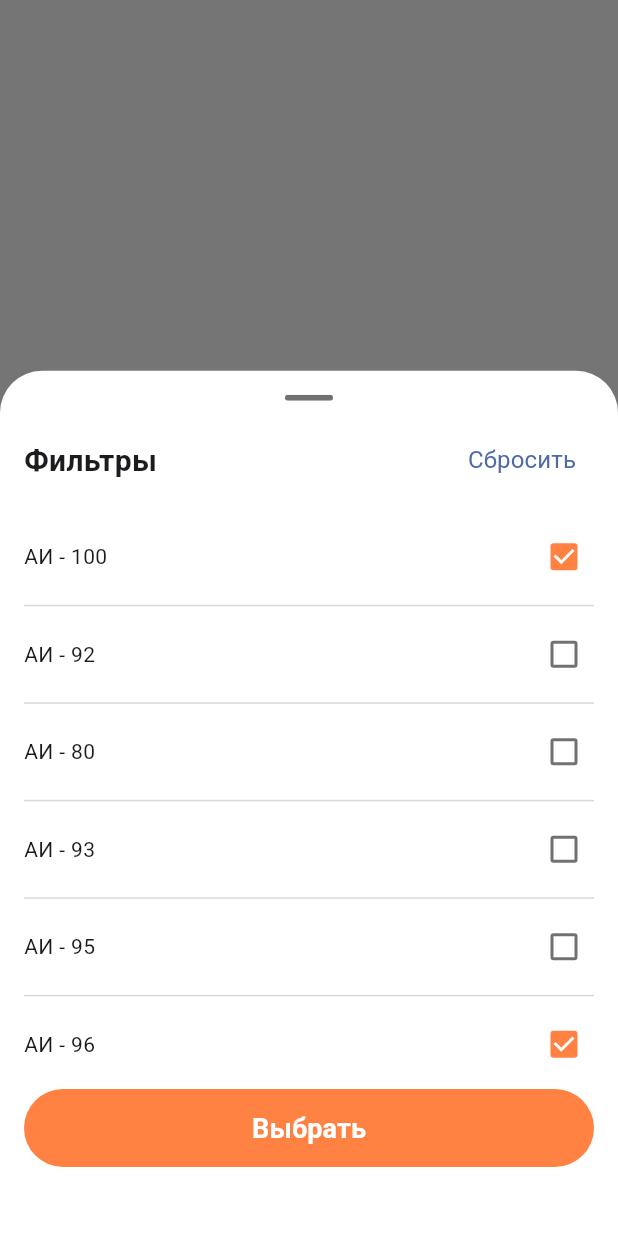
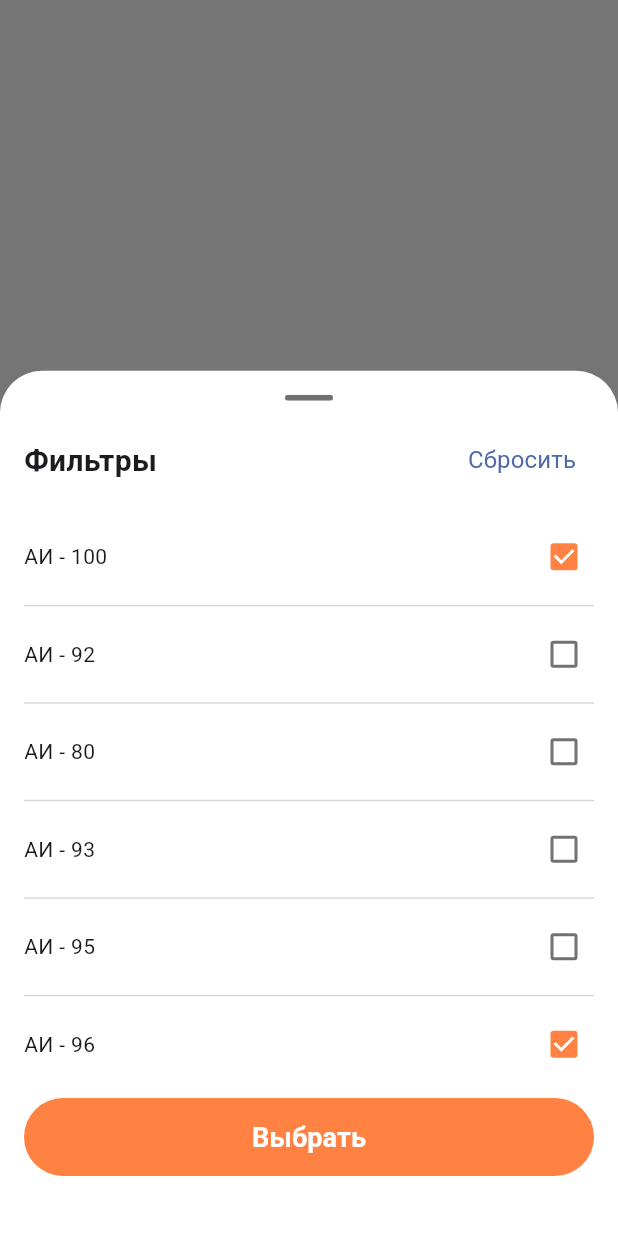
Before and after one commit to ArrGagiev/inforcom, a Flutter app: the screen it shows after launch, after a tap on "Фильтры", on a phone screen of 412 x 824 dp. Run offline on Flutter 3.47's test engine with Material 3 defaults, Android fonts, the phone set to English and light mode, and no system bars; drawn by our look-alikes of persistent_bottom_nav_bar_v2; our stand-ins replace flutter_svg, mask_text_input_formatter; Roboto replaces fonts that are missing (RobotoFlex).

Commit message:
worked on the app architecture

```diff
--- a/lib/app.dart
+++ b/lib/app.dart
@@ -1,5 +1,5 @@
 import 'package:flutter/material.dart';
-import 'package:inforcom/core/bottom_nav_bar/bottom_nav_bar.dart';
+import 'package:inforcom/core/app_layout/app_layout.dart';
 import 'package:inforcom/core/resources/app_colors.dart';
 
 class App extends StatelessWidget {
@@ -8,15 +8,11 @@ class App extends StatelessWidget {
   @override
   Widget build(BuildContext context) {
     return MaterialApp(
-
       debugShowCheckedModeBanner: false,
       home: Scaffold(
         backgroundColor: AppColors.primary,
-        bottomNavigationBar: SafeArea(
-          top: false,
-        child: BottomNavBar(),
-        ),
-        ),
+        bottomNavigationBar: SafeArea(top: false, child: AppLayout()),
+      ),
     );
   }
 }
--- /dev/null
+++ b/lib/core/app_layout/app_layout.dart
@@ -0,0 +1,27 @@
+import 'package:flutter/material.dart';
+import 'package:inforcom/core/app_layout/app_nav_bar_config.dart';
+import 'package:inforcom/core/resources/app_colors.dart';
+import 'package:persistent_bottom_nav_bar_v2/persistent_bottom_nav_bar_v2.dart';
+import 'app_nav_bar_style.dart';
+
+class AppLayout extends StatefulWidget {
+  const AppLayout({super.key});
+
+  @override
+  State<AppLayout> createState() => _AppLayoutState();
+}
+
+class _AppLayoutState extends State<AppLayout> {
+  int currentTab = 0;
+
+  @override
+  Widget build(BuildContext context) {
+    return PersistentTabView(
+      navBarOverlap: NavBarOverlap.custom(overlap: 30),
+      backgroundColor: AppColors.primary,
+      onTabChanged: (tab) => setState(() => currentTab = tab),
+      tabs: AppNavBarConfig.getTabs(context, currentTab),
+      navBarBuilder: AppBottomNavStyle.buildNavBar,
+    );
+  }
+}
--- a/lib/core/bottom_nav_bar/bottom_nav_bar.dart
+++ b/lib/core/app_layout/app_nav_bar_config.dart
@@ -1,3 +1,6 @@
+import 'package:flutter/material.dart';
+import 'package:flutter_svg/flutter_svg.dart';
+import 'package:persistent_bottom_nav_bar_v2/persistent_bottom_nav_bar_v2.dart';
 import 'package:inforcom/core/resources/app_colors.dart';
 import 'package:inforcom/core/resources/app_icons.dart';
 import 'package:inforcom/core/resources/app_text_styles.dart';
@@ -6,62 +9,21 @@ import 'package:inforcom/features/map/map_page.dart';
 import 'package:inforcom/features/profile/profile_page.dart';
 import 'package:inforcom/features/promo/promo_page.dart';
 import 'package:inforcom/features/support/support_page.dart';
-import 'package:persistent_bottom_nav_bar_v2/persistent_bottom_nav_bar_v2.dart';
-import 'package:flutter/material.dart';
-import 'package:flutter_svg/flutter_svg.dart';
 
-class BottomNavBar extends StatefulWidget {
-  const BottomNavBar({super.key});
-
-  @override
-  State<BottomNavBar> createState() => _BottomNavBarState();
-}
-
-class _BottomNavBarState extends State<BottomNavBar> {
-  int currentTab = 0;
-
-  final EdgeInsets padding = const EdgeInsets.only(
-    top: 12,
-    bottom: 16,
-    left: 22,
-    right: 22,
-  );
-
-  @override
-  Widget build(BuildContext context) {
-    return PersistentTabView(
-      navBarOverlap: NavBarOverlap.custom(overlap: 30),
-      backgroundColor: AppColors.primary,
-      onTabChanged: (tab) => setState(() => currentTab = tab),
-      tabs: _buildTabsForAuthUser(context),
-      navBarBuilder: (navBarConfig) => Style1BottomNavBar(
-        navBarConfig: navBarConfig,
-        navBarDecoration: NavBarDecoration(
-          padding: padding,
-          border: Border.all(color: AppColors.lightGray),
-          borderRadius: BorderRadius.circular(28),
-          color: AppColors.primary,
-          boxShadow: [
-            BoxShadow(
-              color: AppColors.dropShadow15.withAlpha(40),
-              blurRadius: 7,
-              offset: const Offset(0, 3),
-            ),
-          ],
-        ),
-      ),
-    );
-  }
-
-  List<PersistentTabConfig> _buildTabsForAuthUser(BuildContext context) {
+class AppNavBarConfig {
+  static List<PersistentTabConfig> getTabs(
+    BuildContext context,
+    int currentTab,
+  ) {
     return [
       _buildTab(
         context: context,
         activeIconPath: AppIcons.mainActive,
         inactiveIconPath: AppIcons.mainInactive,
         screen: const MainPage(),
-        title: "Галавная",
+        title: "Главная",
         index: 0,
+        currentTab: currentTab,
       ),
       _buildTab(
         context: context,
@@ -70,6 +32,7 @@ class _BottomNavBarState extends State<BottomNavBar> {
         screen: const MapPage(),
         title: "Карта",
         index: 1,
+        currentTab: currentTab,
       ),
       _buildTab(
         context: context,
@@ -78,6 +41,7 @@ class _BottomNavBarState extends State<BottomNavBar> {
         screen: const PromoPage(),
         title: "Акции",
         index: 2,
+        currentTab: currentTab,
       ),
       _buildTab(
         context: context,
@@ -86,6 +50,7 @@ class _BottomNavBarState extends State<BottomNavBar> {
         screen: const SupportPage(),
         title: "Поддержка",
         index: 3,
+        currentTab: currentTab,
       ),
       _buildTab(
         context: context,
@@ -94,17 +59,19 @@ class _BottomNavBarState extends State<BottomNavBar> {
         screen: const ProfilePage(),
         title: "Профиль",
         index: 4,
+        currentTab: currentTab,
       ),
     ];
   }
 
-  PersistentTabConfig _buildTab({
+  static PersistentTabConfig _buildTab({
     required BuildContext context,
     required String activeIconPath,
     required String inactiveIconPath,
     required Widget screen,
     required String title,
     required int index,
+    required int currentTab,
   }) {
     return PersistentTabConfig(
       screen: screen,
--- /dev/null
+++ b/lib/core/app_layout/app_nav_bar_style.dart
@@ -0,0 +1,31 @@
+import 'package:flutter/material.dart';
+import 'package:persistent_bottom_nav_bar_v2/persistent_bottom_nav_bar_v2.dart';
+import 'package:inforcom/core/resources/app_colors.dart';
+
+class AppBottomNavStyle {
+  static const padding = EdgeInsets.only(
+    top: 12,
+    bottom: 16,
+    left: 22,
+    right: 22,
+  );
+
+  static Widget buildNavBar(NavBarConfig config) {
+    return Style1BottomNavBar(
+      navBarConfig: config,
+      navBarDecoration: NavBarDecoration(
+        padding: padding,
+        border: Border.all(color: AppColors.lightGray),
+        borderRadius: BorderRadius.circular(28),
+        color: AppColors.primary,
+        boxShadow: [
+          BoxShadow(
+            color: AppColors.dropShadow15.withAlpha(40),
+            blurRadius: 7,
+            offset: const Offset(0, 3),
+          ),
+        ],
+      ),
+    );
+  }
+}
--- a/lib/core/services/primary_bottom_sheet.dart
+++ b/lib/core/widgets/bottom_sheet/app_bottom_sheet.dart
@@ -3,10 +3,11 @@ import 'package:flutter_svg/svg.dart';
 import 'package:inforcom/core/resources/app_colors.dart';
 import 'package:inforcom/core/resources/app_icons.dart';
 
-class PrimaryBottomSheet {
+class AppBottomSheet {
   static Future<void> show(BuildContext context, {required Widget child}) {
     return showModalBottomSheet(
       context: context,
+      useRootNavigator: true,
       isScrollControlled: true,
       backgroundColor: AppColors.primary,
       builder: (BuildContext context) {
--- a/lib/features/main/main_page.dart
+++ b/lib/features/main/main_page.dart
@@ -1,8 +1,8 @@
 import 'package:flutter/material.dart';
-import 'package:inforcom/core/services/primary_bottom_sheet.dart';
+import 'package:inforcom/core/widgets/bottom_sheet/app_bottom_sheet.dart';
 import 'package:inforcom/core/widgets/buttons/primary_button.dart';
 import 'package:inforcom/core/widgets/text_form/app_text_form.dart';
-import 'package:inforcom/features/map/widgets/filters/fuel_list_layout.dart';
+import 'package:inforcom/features/map/sheets/fuel_filters/fuel_filters_sheet_layout.dart';
 import 'package:inforcom/features/profile/widgets/fuel_type_selector.dart';
 
 class MainPage extends StatelessWidget {
@@ -14,7 +14,7 @@ class MainPage extends StatelessWidget {
       child: Column(
         mainAxisAlignment: MainAxisAlignment.center,
         children: [
-          AppTextForm(labelText: 'Номер телефона', controller: null,),
+          AppTextForm(labelText: 'Номер телефона', controller: null),
           // TextFormField(),
           const SizedBox(height: 16),
           FuelTypeSelector(),
@@ -22,7 +22,7 @@ class MainPage extends StatelessWidget {
           PrimaryButton(
             title: "Фильтры",
             onPressed: () {
-              PrimaryBottomSheet.show(context, child: FuelListLayout());
+              AppBottomSheet.show(context, child: FuelFiltersSheetLayout());
             },
           ),
         ],
--- a/lib/features/map/widgets/filters/fuel_list_layout.dart
+++ b/lib/features/map/sheets/fuel_filters/fuel_filters_sheet_layout.dart
@@ -1,10 +1,10 @@
 import 'package:flutter/material.dart';
 import 'package:inforcom/core/resources/app_colors.dart';
 import 'package:inforcom/core/resources/app_text_styles.dart';
-import 'package:inforcom/features/map/widgets/filters/fuel_list_selector.dart';
+import 'package:inforcom/features/map/sheets/fuel_filters/fuel_list_selector.dart';
 
-class FuelListLayout extends StatelessWidget {
-  const FuelListLayout({super.key});
+class FuelFiltersSheetLayout extends StatelessWidget {
+  const FuelFiltersSheetLayout({super.key});
 
   @override
   Widget build(BuildContext context) {
--- a/lib/features/map/widgets/filters/fuel_list_selector.dart
+++ b/lib/features/map/sheets/fuel_filters/fuel_list_selector.dart
@@ -86,10 +86,7 @@ class _FuelListSelectorState extends State<FuelListSelector> {
                     child: Row(
                       children: [
                         Expanded(
-                          child: Text(
-                            fuel.name,
-                            style: AppTextStyles.body3,
-                          ),
+                          child: Text(fuel.name, style: AppTextStyles.body3),
                         ),
                         PrimaryCheckbox<String>(
                           value: fuel.name,
@@ -109,11 +106,14 @@ class _FuelListSelectorState extends State<FuelListSelector> {
                   ),
                 );
               },
-              separatorBuilder: (_, __) => const Divider(height: 1, color: AppColors.lightGray),
+              separatorBuilder: (_, __) =>
+                  const Divider(height: 1, color: AppColors.lightGray),
             ),
           ),
-          PrimaryButton(title: "Выбрать", onPressed: () {}),
-          const SizedBox(height: 16),
+          Padding(
+            padding: const EdgeInsets.symmetric(vertical: 10),
+            child: PrimaryButton(title: "Выбрать", onPressed: () {}),
+          ),
         ],
       ),
     );
--- /dev/null
+++ b/lib/features/map/sheets/route_building/route_building_sheet.txt
@@ -0,0 +1,2 @@
+Тут будет bottom_sheet с "Построением маршрута".
+Возможно это будет лейаут, по аналогии с фильтрами топлива.
--- /dev/null
+++ b/lib/features/map/widgets/widgets.txt
@@ -0,0 +1 @@
+Всякие виджеты, относящиеся к картам.
--- a/lib/features/profile/widgets/fuel_type_selector.dart
+++ b/lib/features/profile/widgets/fuel_type_selector.dart
@@ -64,19 +64,15 @@ class _FuelTypeSelectorState extends State<FuelTypeSelector> {
             border: Border.all(color: AppColors.lightGray),
             borderRadius: BorderRadius.circular(12),
           ),
-          child: Center(
-            child: Padding(
-              padding: const EdgeInsets.symmetric(vertical: 12),
-              child: ListView.separated(
-                shrinkWrap: true,
-                physics: NeverScrollableScrollPhysics(),
-                scrollDirection: Axis.horizontal,
-                itemCount: fuelTypes.length,
-                itemBuilder: (context, index) {
-                  final fuel = fuelTypes[index];
-                  final isSelected = selectedFuel == fuel.name;
-
-                  return InkWell(
+          child: Padding(
+            padding: const EdgeInsets.symmetric(vertical: 12),
+            child: Row(
+              mainAxisAlignment: MainAxisAlignment.spaceBetween,
+              children: fuelTypes.map((fuel) {
+                final isSelected = selectedFuel == fuel.name;
+                return Padding(
+                  padding: const EdgeInsets.symmetric(horizontal: 8),
+                  child: InkWell(
                     borderRadius: BorderRadius.circular(8),
                     onTap: () {
                       setState(() {
@@ -106,10 +102,9 @@ class _FuelTypeSelectorState extends State<FuelTypeSelector> {
                         ),
                       ],
                     ),
-                  );
-                },
-                separatorBuilder: (_, __) => const SizedBox(width: 16),
-              ),
+                  ),
+                );
+              }).toList(),
             ),
           ),
         ),
```
Also changed, not shown: lib/core/app_layout/app_layout.txt (added, +129 -0 lines), lib/core/bottom_nav_bar/reference_nav_bar.dart (deleted, +0 -204 lines).
